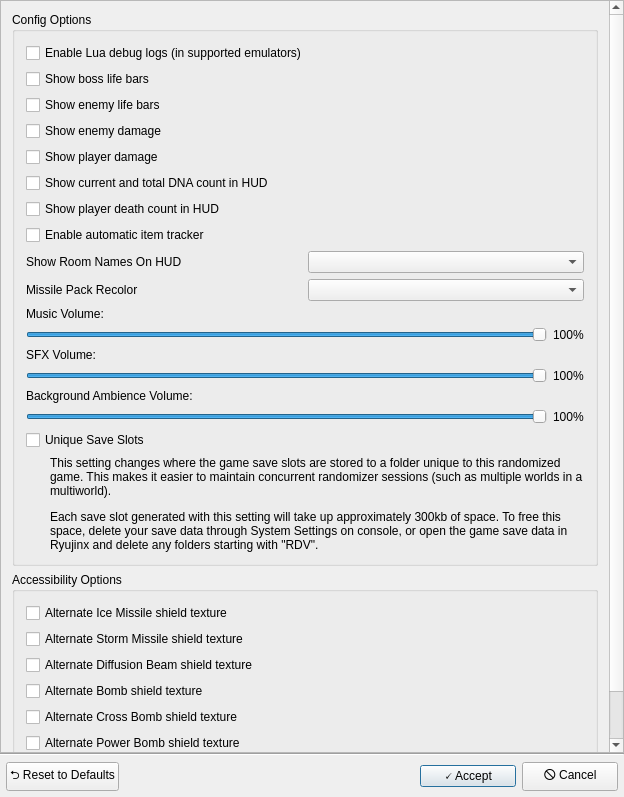
randovania/randovania, file randovania/games/dread/gui/ui_files/dread_cosmetic_patches_dialog.ui: the form before one commit.
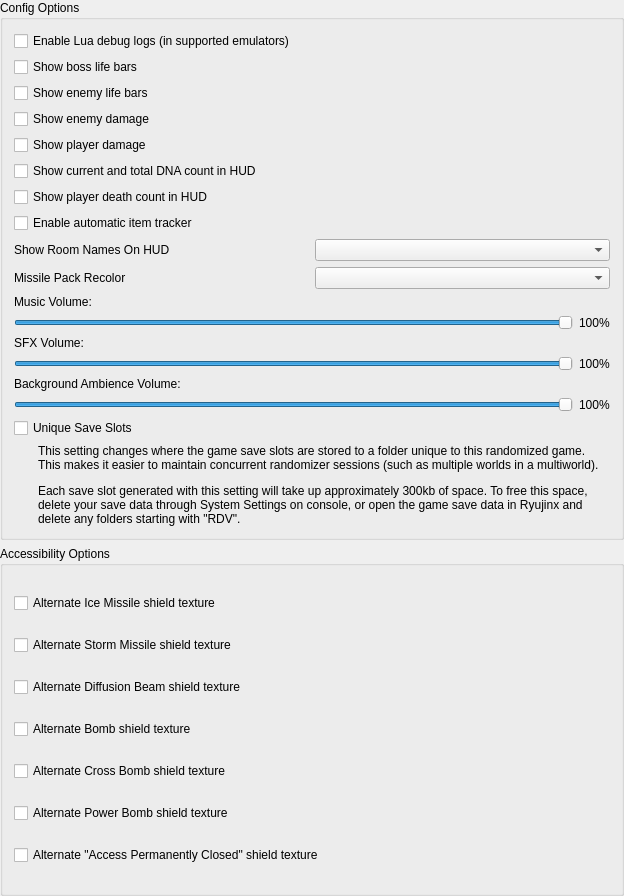
The form after the commit. Custom widgets are drawn as their Qt base class.

The edit to the form file:
```diff
--- a/randovania/games/dread/gui/ui_files/dread_cosmetic_patches_dialog.ui
+++ b/randovania/games/dread/gui/ui_files/dread_cosmetic_patches_dialog.ui
@@ -1,13 +1,13 @@
 <?xml version="1.0" encoding="UTF-8"?>
 <ui version="4.0">
  <class>DreadCosmeticPatchesDialog</class>
- <widget class="QDialog" name="DreadCosmeticPatchesDialog">
+ <widget class="QWidget" name="DreadCosmeticPatchesDialog">
   <property name="geometry">
    <rect>
     <x>0</x>
     <y>0</y>
     <width>624</width>
-    <height>797</height>
+    <height>896</height>
    </rect>
   </property>
   <property name="windowTitle">
@@ -15,7 +15,7 @@
   </property>
   <layout class="QVBoxLayout" name="verticalLayout_2">
    <property name="spacing">
-    <number>0</number>
+    <number>6</number>
    </property>
    <property name="leftMargin">
     <number>0</number>
@@ -29,21 +29,6 @@
    <property name="bottomMargin">
     <number>0</number>
    </property>
-   <item>
-    <widget class="QScrollArea" name="scrollArea">
-     <property name="widgetResizable">
-      <bool>true</bool>
-     </property>
-     <widget class="QWidget" name="scroll_area_contents">
-      <property name="geometry">
-       <rect>
-        <x>0</x>
-        <y>0</y>
-        <width>608</width>
-        <height>910</height>
-       </rect>
-      </property>
-      <layout class="QVBoxLayout" name="verticalLayout">
        <item>
         <widget class="QGroupBox" name="game_changes_box">
          <property name="title">
@@ -329,88 +314,6 @@
           </item>
          </layout>
         </widget>
-       </item>
-      </layout>
-     </widget>
-    </widget>
-   </item>
-   <item>
-    <widget class="Line" name="line">
-     <property name="orientation">
-      <enum>Qt::Orientation::Horizontal</enum>
-     </property>
-    </widget>
-   </item>
-   <item>
-    <layout class="QHBoxLayout" name="footer_layout">
-     <property name="leftMargin">
-      <number>6</number>
-     </property>
-     <property name="topMargin">
-      <number>6</number>
-     </property>
-     <property name="rightMargin">
-      <number>6</number>
-     </property>
-     <property name="bottomMargin">
-      <number>6</number>
-     </property>
-     <item>
-      <widget class="QPushButton" name="reset_button">
-       <property name="text">
-        <string notr="true">⮌ Reset to Defaults</string>
-       </property>
-      </widget>
-     </item>
-     <item>
-      <spacer name="horizontalSpacer">
-       <property name="orientation">
-        <enum>Qt::Orientation::Horizontal</enum>
-       </property>
-       <property name="sizeHint" stdset="0">
-        <size>
-         <width>40</width>
-         <height>20</height>
-        </size>
-       </property>
-      </spacer>
-     </item>
-     <item>
-      <widget class="QPushButton" name="accept_button">
-       <property name="minimumSize">
-        <size>
-         <width>96</width>
-         <height>0</height>
-        </size>
-       </property>
-       <property name="text">
-        <string notr="true">🗸 Accept</string>
-       </property>
-       <property name="default">
-        <bool>true</bool>
-       </property>
-      </widget>
-     </item>
-     <item>
-      <widget class="QPushButton" name="cancel_button">
-       <property name="sizePolicy">
-        <sizepolicy hsizetype="Minimum" vsizetype="Fixed">
-         <horstretch>0</horstretch>
-         <verstretch>0</verstretch>
-        </sizepolicy>
-       </property>
-       <property name="minimumSize">
-        <size>
-         <width>96</width>
-         <height>0</height>
-        </size>
-       </property>
-       <property name="text">
-        <string notr="true">🛇 Cancel</string>
-       </property>
-      </widget>
-     </item>
-    </layout>
    </item>
   </layout>
  </widget>
```
Lines whose indentation alone changed are shown as unchanged.
